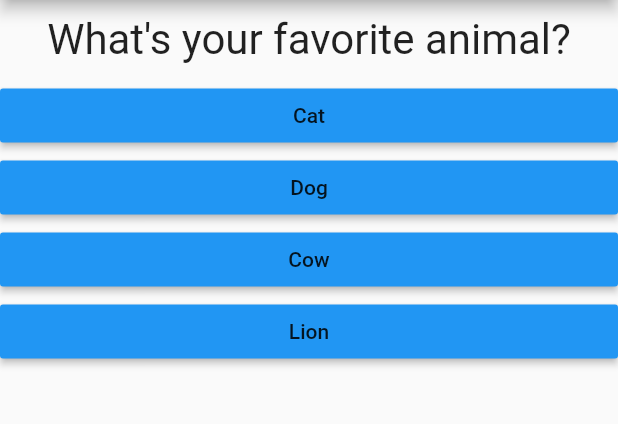
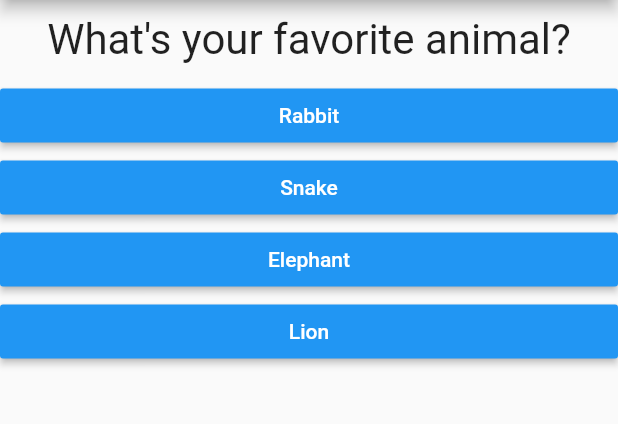
Before and after one commit to gruiz016/Flutter-Dart-Projects, a Flutter app: the screen it shows after launch, after a tap on "Black", on a phone screen of 412 x 824 dp, the part 84-508 px from its top. Run offline on Flutter 3.47's test engine with Material 2 defaults, Android fonts, the phone set to English and light mode, and no system bars.

Commit message:
finished quiz app

```diff
--- a/quiz_app/lib/answers.dart
+++ b/quiz_app/lib/answers.dart
@@ -15,6 +15,7 @@ class Answer extends StatelessWidget {
         child: Text(answerText),
         onPressed: answerSelector,
         color: Colors.blue,
+        textColor: Colors.white,
       ),
     );
   }
--- a/quiz_app/lib/main.dart
+++ b/quiz_app/lib/main.dart
@@ -1,7 +1,7 @@
 import 'package:flutter/material.dart';
 
-import 'questions.dart';
-import 'answers.dart';
+import 'quiz.dart';
+import 'result.dart';
 
 void main() => runApp(QuizApp());
 
@@ -13,26 +13,52 @@ class QuizApp extends StatefulWidget {
 }
 
 class _QuizAppState extends State<QuizApp> {
+  void _resetQuiz() {
+    setState(() {
+      _questionNumber = 0;
+      _totalScore = 0;
+    });
+  }
+
   var _questionNumber = 0;
 
-  void _questionAnswer() {
+  int _totalScore = 0;
+
+  void _questionAnswer(int score) {
+    _totalScore += score;
+
     setState(() {
       _questionNumber++;
     });
   }
 
-  var questions = [
+  static const _questions = [
     {
       'questionText': 'What\'s your favorite color?',
-      'answer': ['Black', 'Blue', 'Red', 'Green']
+      'answers': [
+        {'text': 'Black', 'score': 10},
+        {'text': 'Red', 'score': 5},
+        {'text': 'Green', 'score': 3},
+        {'text': 'White', 'score': 1},
+      ],
     },
     {
       'questionText': 'What\'s your favorite animal?',
-      'answer': ['Cat', 'Dog', 'Cow', 'Lion']
+      'answers': [
+        {'text': 'Rabbit', 'score': 3},
+        {'text': 'Snake', 'score': 11},
+        {'text': 'Elephant', 'score': 5},
+        {'text': 'Lion', 'score': 9},
+      ],
     },
     {
-      'questionText': 'What is your favorite topping?',
-      'answer': ['Peperoni', 'Chicken', 'Bacon', 'Cheese']
+      'questionText': 'Who\'s your favorite instructor?',
+      'answers': [
+        {'text': 'Gio', 'score': 1},
+        {'text': 'Taty', 'score': 1},
+        {'text': 'Luci', 'score': 1},
+        {'text': 'Gigi', 'score': 1},
+      ],
     },
   ];
 
@@ -43,18 +69,13 @@ class _QuizAppState extends State<QuizApp> {
         appBar: AppBar(
           title: Text('Quiz App'),
         ),
-        body: Column(
-          children: <Widget>[
-            Questions(
-              questions[_questionNumber]['questionText'],
-            ),
-            ...(questions[_questionNumber]['answer'] as List<String>).map(
-              (answer) {
-                return Answer(_questionAnswer, answer);
-              },
-            ).toList()
-          ],
-        ),
+        body: _questionNumber < _questions.length
+            ? Quiz(
+                questionNumber: _questionNumber,
+                questions: _questions,
+                questionAnswer: _questionAnswer,
+              )
+            : Result(_totalScore, _resetQuiz),
       ),
     );
   }
--- /dev/null
+++ b/quiz_app/lib/quiz.dart
@@ -0,0 +1,33 @@
+import 'package:flutter/material.dart';
+
+import 'answers.dart';
+import 'questions.dart';
+
+class Quiz extends StatelessWidget {
+  final List<Map<String, Object>> questions;
+  final Function questionAnswer;
+  final questionNumber;
+
+  Quiz(
+      {@required this.questionNumber,
+      @required this.questions,
+      @required this.questionAnswer});
+
+  @override
+  Widget build(BuildContext context) {
+    return Column(
+      children: <Widget>[
+        Questions(
+          questions[questionNumber]['questionText'],
+        ),
+        ...(questions[questionNumber]['answers'] as List<Map<String, Object>>)
+            .map(
+          (answer) {
+            return Answer(
+                () => questionAnswer(answer['score']), answer['text']);
+          },
+        ).toList()
+      ],
+    );
+  }
+}
```
Also changed, not shown: quiz_app/lib/result.dart (added, +46 -0 lines).
